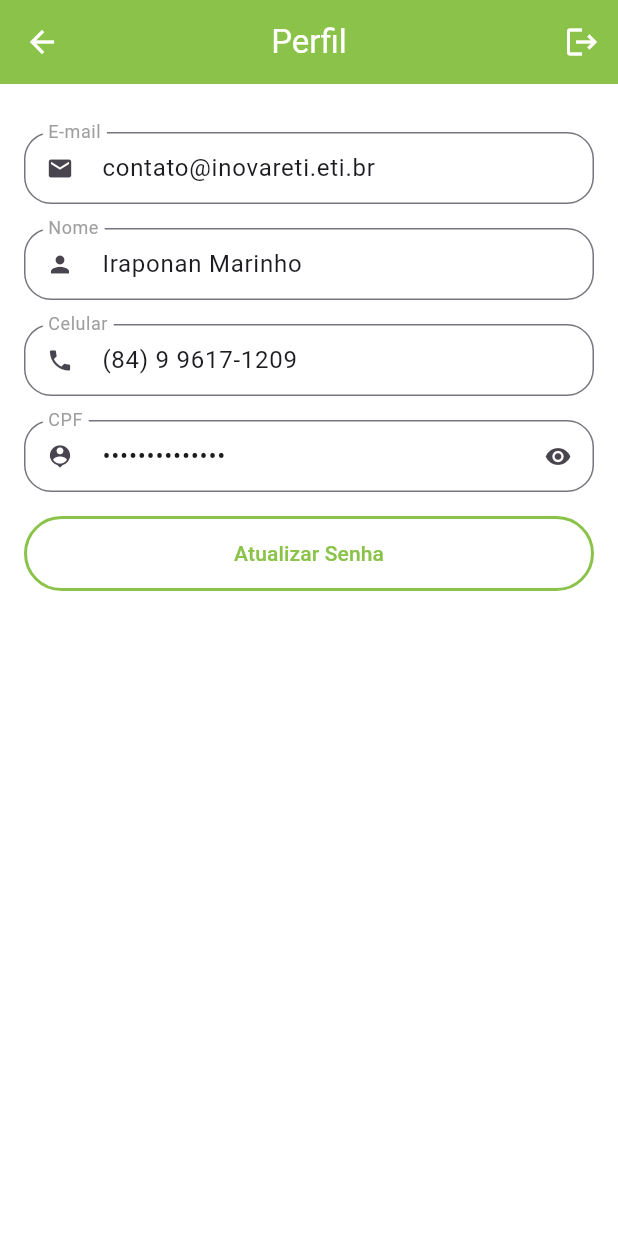
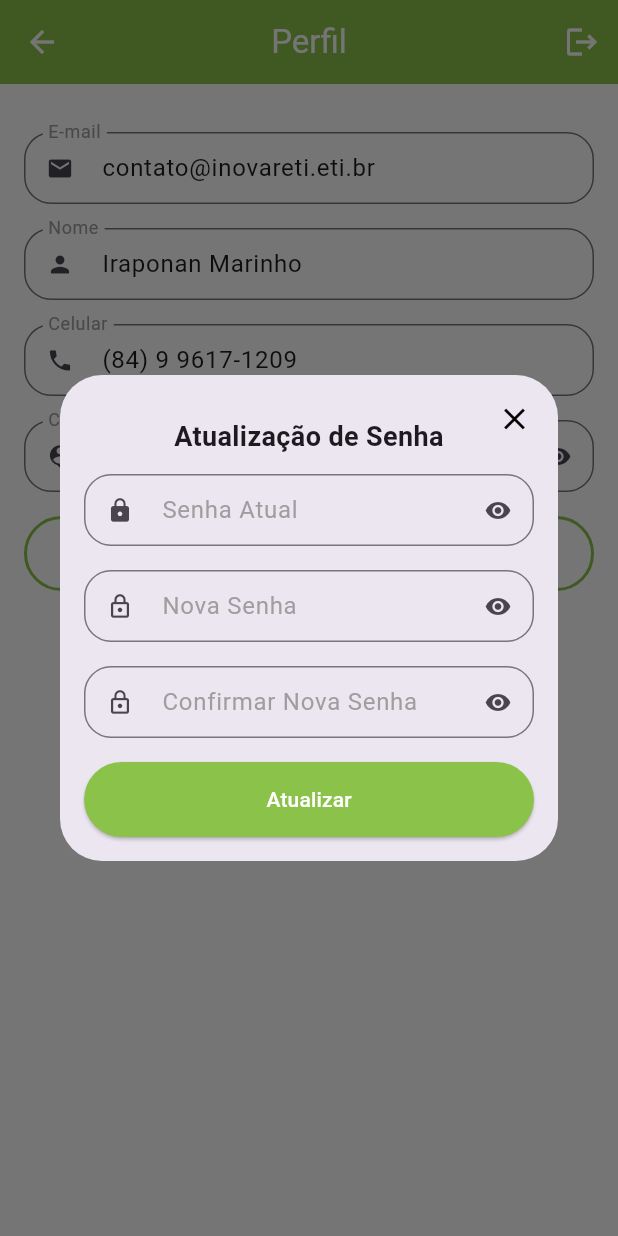
Before and after one commit to iraponan/greengrocer, a Flutter app: the ProfileTab screen opened directly, after a tap on "Atualizar Senha", on a phone screen of 412 x 824 dp. Run offline on Flutter 3.47's test engine with Material 3 defaults, Android fonts, the phone set to English and light mode, and no system bars; our stand-ins replace animated_text_kit, brasil_fields; missing offline and left inert: bottom_bar_matu.

Commit message:
Criando o dialog para atualizar a senha.

```diff
--- a/lib/src/screens/profile/profile_tab.dart
+++ b/lib/src/screens/profile/profile_tab.dart
@@ -4,9 +4,14 @@ import 'package:greengrocer/src/config/helpers.dart';
 import 'package:greengrocer/src/data/user.dart' as user_data;
 import 'package:greengrocer/src/screens/common_widgets/custom_text_field.dart';
 
-class ProfileTab extends StatelessWidget {
+class ProfileTab extends StatefulWidget {
   const ProfileTab({super.key});
 
+  @override
+  State<ProfileTab> createState() => _ProfileTabState();
+}
+
+class _ProfileTabState extends State<ProfileTab> {
   @override
   Widget build(BuildContext context) {
     return Scaffold(
@@ -61,7 +66,7 @@ class ProfileTab extends StatelessWidget {
           SizedBox(
             height: Helpers.heightButton,
             child: OutlinedButton(
-              onPressed: () {},
+              onPressed: () => updatePassword(),
               child: const Text('Atualizar Senha'),
             ),
           ),
@@ -69,4 +74,67 @@ class ProfileTab extends StatelessWidget {
       ),
     );
   }
+
+  Future<bool?> updatePassword() => showDialog(
+        context: context,
+        builder: (c) => Dialog(
+          child: Stack(
+            children: [
+              Padding(
+                padding: const EdgeInsets.all(16.0),
+                child: Column(
+                  mainAxisSize: MainAxisSize.min,
+                  crossAxisAlignment: CrossAxisAlignment.stretch,
+                  children: [
+                    const Padding(
+                      padding: EdgeInsets.symmetric(vertical: 12),
+                      child: Text(
+                        'Atualização de Senha',
+                        textAlign: TextAlign.center,
+                        style: TextStyle(
+                          fontSize: 18,
+                          fontWeight: FontWeight.bold,
+                        ),
+                      ),
+                    ),
+                    const CustomTextField(
+                      labelText: 'Senha Atual',
+                      prefixIcon: Icons.lock,
+                      isSecret: true,
+                    ),
+                    const CustomTextField(
+                      labelText: 'Nova Senha',
+                      prefixIcon: Icons.lock_outlined,
+                      isSecret: true,
+                    ),
+                    const CustomTextField(
+                      labelText: 'Confirmar Nova Senha',
+                      prefixIcon: Icons.lock_outline,
+                      isSecret: true,
+                    ),
+                    SizedBox(
+                      height: Helpers.heightButton,
+                      child: ElevatedButton(
+                        onPressed: () {},
+                        child: const Text('Atualizar'),
+                      ),
+                    ),
+                  ],
+                ),
+              ),
+              Positioned(
+                top: 5,
+                right: 5,
+                child: IconButton(
+                  onPressed: () => Navigator.of(c).pop(),
+                  icon: const Icon(
+                    Icons.close,
+                    color: Colors.black,
+                  ),
+                ),
+              ),
+            ],
+          ),
+        ),
+      );
 }
```
